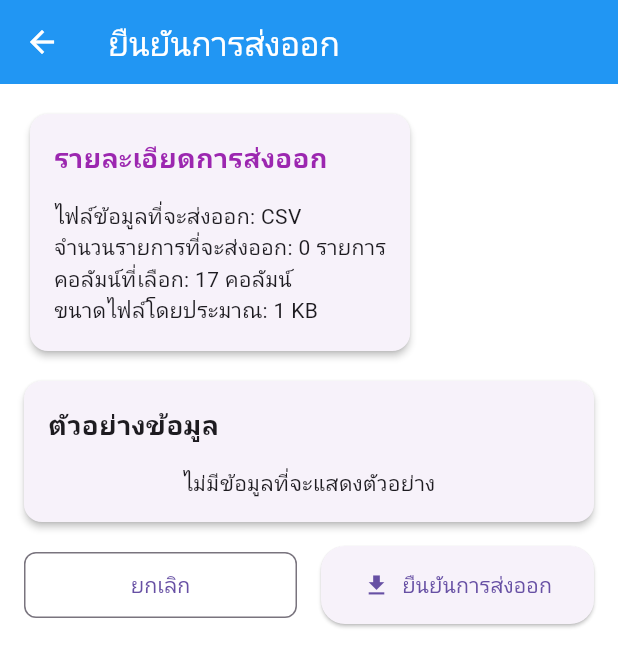
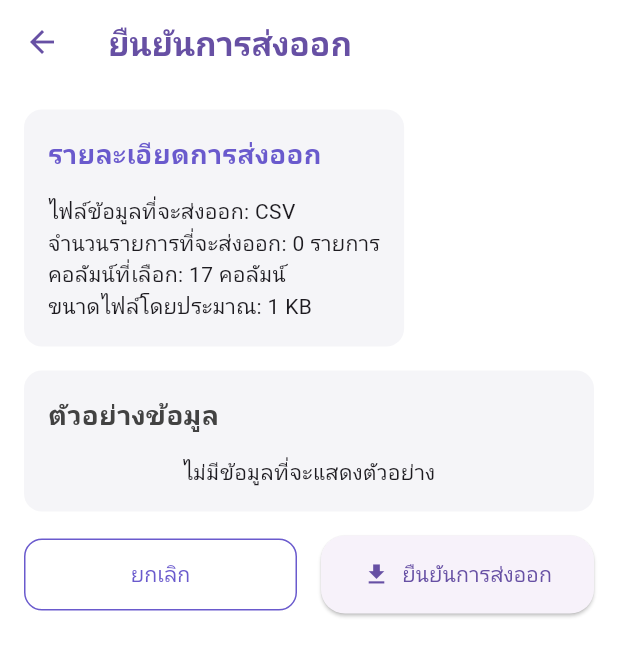
Before and after one commit to Russidan-Nadee/RFID-intern, a Flutter app: the ExportConfirmationScreen screen opened by its route, on a phone screen of 412 x 824 dp. Shown: the top 667 px of the screen. Run offline on Flutter 3.47's test engine with Material 3 defaults, Android fonts, the phone set to English and light mode, and no system bars; our stand-ins replace csv, fl_chart, flutter_local_notifications, get_it, share_plus; network calls fail.

Commit message:
enhance/export-feature

```diff
--- a/test-main/lib/presentation/common_widgets/buttons/primary_button.dart
+++ b/test-main/lib/presentation/common_widgets/buttons/primary_button.dart
@@ -15,7 +15,8 @@ class PrimaryButton extends StatelessWidget {
     this.isLoading = false,
     this.color,
     this.icon,
-    this.isDarkWhenPressed = false, // ค่าเริ่มต้นเป็น false
+    this.isDarkWhenPressed = false,
+    // ค่าเริ่มต้นเป็น false
   }) : super(key: key);
 
   @override
--- a/test-main/lib/presentation/features/export/screens/export_confirmation_screen.dart
+++ b/test-main/lib/presentation/features/export/screens/export_confirmation_screen.dart
@@ -2,6 +2,7 @@ import 'package:flutter/material.dart';
 import 'package:provider/provider.dart';
 import 'package:share_plus/share_plus.dart';
 import '../../../common_widgets/buttons/primary_button.dart';
+import '../../../common_widgets/layouts/screen_container.dart';
 import '../blocs/export_bloc.dart';
 
 class ExportConfirmationScreen extends StatelessWidget {
@@ -9,23 +10,35 @@ class ExportConfirmationScreen extends StatelessWidget {
 
   @override
   Widget build(BuildContext context) {
-    return Scaffold(
-      appBar: AppBar(title: const Text('ยืนยันการส่งออก'), elevation: 0),
-      body: Consumer<ExportBloc>(
+    final primaryColor = const Color(0xFF6A5ACD);
+    final cardColor = const Color(0xFFF5F5F8);
+    final lightPrimaryColor = const Color(0xFFE6E4F4);
+
+    return ScreenContainer(
+      appBar: AppBar(
+        title: Text(
+          'ยืนยันการส่งออก',
+          style: TextStyle(
+            color: primaryColor,
+            fontSize: 20,
+            fontWeight: FontWeight.bold,
+          ),
+        ),
+        backgroundColor: Colors.white,
+        elevation: 0,
+        iconTheme: IconThemeData(color: primaryColor),
+      ),
+      backgroundColor: Colors.white,
+      child: Consumer<ExportBloc>(
         builder: (context, bloc, _) {
           return SingleChildScrollView(
             padding: const EdgeInsets.all(16),
             child: Column(
               crossAxisAlignment: CrossAxisAlignment.start,
               children: [
-                // ส่วนแสดงรายละเอียดการส่งออก
-                _buildExportDetails(bloc),
-
-                // ส่วนแสดงตัวอย่างข้อมูล
-                _buildDataPreview(bloc),
-
-                // ส่วนปุ่มยืนยันและยกเลิก
-                _buildActionButtons(context, bloc),
+                _buildExportDetails(bloc, primaryColor),
+                _buildDataPreview(bloc, primaryColor, cardColor),
+                _buildActionButtons(context, bloc, primaryColor),
               ],
             ),
           );
@@ -34,124 +47,121 @@ class ExportConfirmationScreen extends StatelessWidget {
     );
   }
 
-  // สร้างส่วนแสดงรายละเอียดการส่งออก
-  Widget _buildExportDetails(ExportBloc bloc) {
-    return Card(
-      shape: RoundedRectangleBorder(borderRadius: BorderRadius.circular(12)),
-      child: Padding(
+  Widget _buildExportDetails(ExportBloc bloc, Color primaryColor) {
+    return Container(
+      decoration: BoxDecoration(
+        color: const Color(0xFFF5F5F8),
+        borderRadius: BorderRadius.circular(12),
+      ),
       padding: const EdgeInsets.all(16),
       child: Column(
         crossAxisAlignment: CrossAxisAlignment.start,
         children: [
-            const Text(
+          Text(
             'รายละเอียดการส่งออก',
             style: TextStyle(
               fontSize: 18,
               fontWeight: FontWeight.bold,
-                color: Colors.purple,
+              color: primaryColor,
             ),
           ),
           const SizedBox(height: 16),
-
           const Text('ไฟล์ข้อมูลที่จะส่งออก: CSV'),
-            Text(
-              'จำนวนรายการที่จะส่งออก: ${bloc.selectedAssets.length} รายการ',
-            ),
+          Text('จำนวนรายการที่จะส่งออก: ${bloc.selectedAssets.length} รายการ'),
           Text('คอลัมน์ที่เลือก: ${bloc.selectedColumns.length} คอลัมน์'),
           Text('ขนาดไฟล์โดยประมาณ: ${bloc.estimatedFileSize} KB'),
         ],
       ),
-      ),
     );
   }
 
-  // สร้างส่วนแสดงตัวอย่างข้อมูล
-  Widget _buildDataPreview(ExportBloc bloc) {
-    return Card(
+  Widget _buildDataPreview(
+    ExportBloc bloc,
+    Color primaryColor,
+    Color cardColor,
+  ) {
+    return Container(
       margin: const EdgeInsets.symmetric(vertical: 16),
-      shape: RoundedRectangleBorder(borderRadius: BorderRadius.circular(12)),
-      child: Padding(
+      decoration: BoxDecoration(
+        color: cardColor,
+        borderRadius: BorderRadius.circular(12),
+      ),
       padding: const EdgeInsets.all(16),
       child: Column(
         crossAxisAlignment: CrossAxisAlignment.start,
         children: [
-            const Text(
+          Text(
             'ตัวอย่างข้อมูล',
-              style: TextStyle(fontSize: 18, fontWeight: FontWeight.bold),
+            style: TextStyle(
+              fontSize: 18,
+              fontWeight: FontWeight.bold,
+              color: Colors.grey[800],
+            ),
           ),
           const SizedBox(height: 16),
-
-            // ถ้าไม่มีข้อมูลหรือไม่มีคอลัมน์ที่เลือก
           if (bloc.selectedAssets.isEmpty || bloc.selectedColumns.isEmpty)
             const Center(child: Text('ไม่มีข้อมูลที่จะแสดงตัวอย่าง'))
           else
             SingleChildScrollView(
               scrollDirection: Axis.horizontal,
+              child: ConstrainedBox(
+                constraints: const BoxConstraints(maxHeight: 500),
+                child: SingleChildScrollView(
                   child: DataTable(
                     columns: [
-                    for (final column in bloc.selectedColumns.take(5))
+                      for (final column in bloc.selectedColumns)
                         DataColumn(label: Text(column.displayName)),
-                    if (bloc.selectedColumns.length > 5)
-                      const DataColumn(label: Text('...')),
                     ],
                     rows: [
-                    for (final asset in bloc.selectedAssets.take(5))
+                      for (final asset in bloc.selectedAssets)
                         DataRow(
                           cells: [
-                          for (final column in bloc.selectedColumns.take(5))
+                            for (final column in bloc.selectedColumns)
                               DataCell(
                                 Text(
                                   bloc
-                                    .getAssetValueByColumnKey(asset, column.key)
+                                      .getAssetValueByColumnKey(
+                                        asset,
+                                        column.key,
+                                      )
                                       .toString(),
                                 ),
                               ),
-                          if (bloc.selectedColumns.length > 5)
-                            const DataCell(Text('...')),
-                        ],
-                      ),
-                    if (bloc.selectedAssets.length > 5)
-                      const DataRow(
-                        cells: [
-                          DataCell(Text('...')),
-                          DataCell(Text('...')),
-                          DataCell(Text('...')),
-                          DataCell(Text('...')),
-                          DataCell(Text('...')),
-                          DataCell(Text('...')),
                           ],
                         ),
                     ],
                   ),
                 ),
+              ),
+            ),
         ],
-        ),
       ),
     );
   }
 
-  // สร้างส่วนปุ่มดำเนินการ
-  Widget _buildActionButtons(BuildContext context, ExportBloc bloc) {
+  Widget _buildActionButtons(
+    BuildContext context,
+    ExportBloc bloc,
+    Color primaryColor,
+  ) {
     return Row(
       children: [
-        // ปุ่มยกเลิก
         Expanded(
           child: OutlinedButton(
             style: OutlinedButton.styleFrom(
-              padding: const EdgeInsets.symmetric(vertical: 12),
+              padding: const EdgeInsets.symmetric(vertical: 14),
               shape: RoundedRectangleBorder(
-                borderRadius: BorderRadius.circular(8),
+                borderRadius: BorderRadius.circular(12),
               ),
+              side: BorderSide(color: primaryColor),
             ),
             onPressed: () {
-              Navigator.pop(context); // กลับไปหน้าก่อนหน้า
+              Navigator.pop(context);
             },
-            child: const Text('ยกเลิก'),
+            child: Text('ยกเลิก', style: TextStyle(color: primaryColor)),
           ),
         ),
         const SizedBox(width: 16),
-
-        // ปุ่มยืนยัน
         Expanded(
           child: PrimaryButton(
             text: 'ยืนยันการส่งออก',
@@ -165,8 +175,6 @@ class ExportConfirmationScreen extends StatelessWidget {
                 await Share.shareXFiles([
                   XFile(bloc.lastExportedFilePath!),
                 ], text: 'RFID Asset Export');
-
-                // กลับไปหน้าก่อนหน้าหลังจากส่งออกเสร็จ
                 Navigator.pop(context);
               } else if (bloc.status == ExportStatus.error) {
                 ScaffoldMessenger.of(context).showSnackBar(
```
Also changed, not shown: test-main/lib/presentation/features/export/screens/export_screen.dart (+139 -142 lines), test-main/lib/presentation/features/export/widgets/export_selected_assets.dart (+24 -14 lines). Lines whose indentation alone changed are shown as unchanged.
